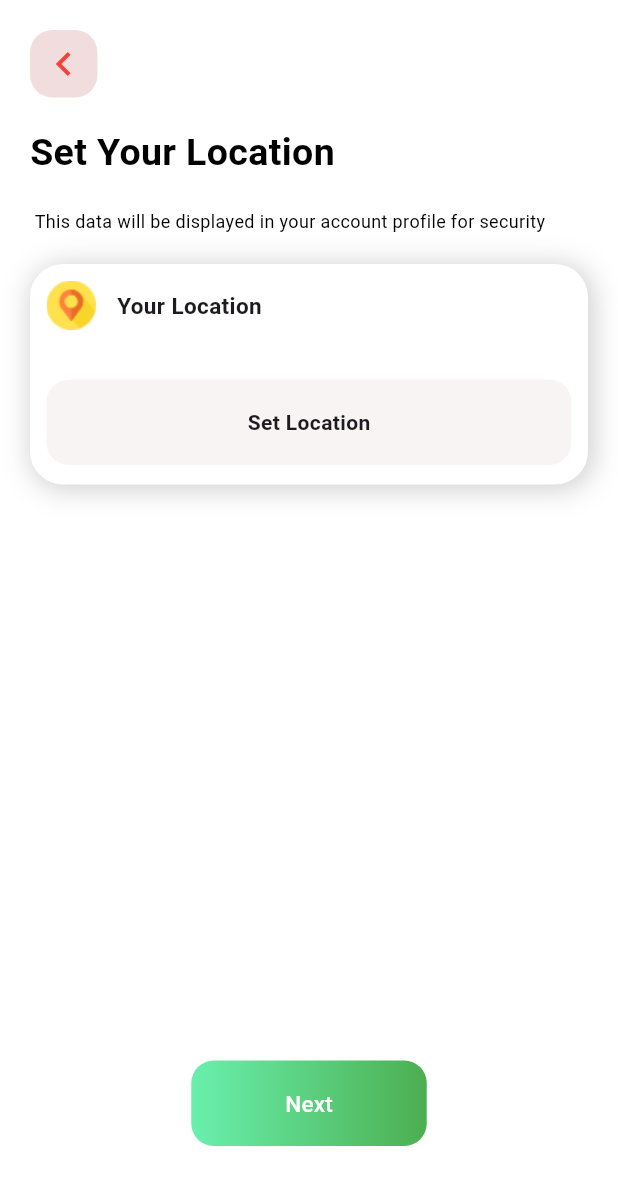
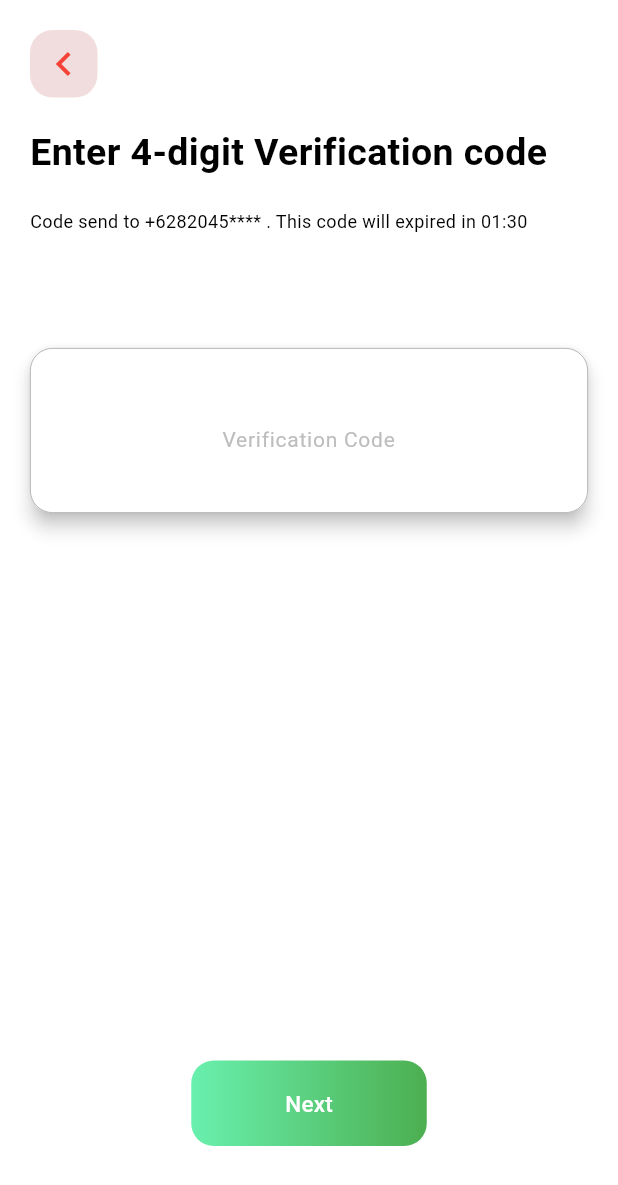
Before and after one commit to MrezaVasebi/f_food_ninja, a Flutter app: the screen it shows after launch, on a phone screen of 412 x 824 dp. Shown: the top 1185 px of the screen. Run offline on Flutter 3.47's test engine with Material 3 defaults, Android fonts, the phone set to English and light mode, and no system bars.

Commit message:
created: verificationCode created

```diff
--- a/lib/main.dart
+++ b/lib/main.dart
@@ -1,4 +1,4 @@
-import 'package:f_food_delivery/scr/presentation/your_location.dart';
+import 'package:f_food_delivery/scr/presentation/verification_code.dart';
 import 'package:flutter/material.dart';
 
 void main() {
@@ -14,7 +14,7 @@ class MyApp extends StatelessWidget {
     return const MaterialApp(
       home: Scaffold(
         backgroundColor: Colors.white,
-        body: YourLocation(),
+        body: VerificationCode(),
       ),
     );
   }
--- /dev/null
+++ b/lib/scr/presentation/verification_code.dart
@@ -0,0 +1,97 @@
+import 'package:f_food_delivery/scr/presentation/widgets/app_button.dart';
+import 'package:f_food_delivery/scr/presentation/widgets/sign_up_process_header.dart';
+import 'package:flutter/material.dart';
+import 'package:flutter/services.dart';
+
+class VerificationCode extends StatelessWidget {
+  const VerificationCode({super.key});
+
+  @override
+  Widget build(BuildContext context) {
+    return Column(
+      children: [
+        Expanded(
+          flex: 1,
+          child: Column(
+            children: [
+              SignUpProcessHeader(
+                onTap: () {},
+                title: 'Enter 4-digit Verification code',
+                desc:
+                    'Code send to +6282045**** . This code will expired in 01:30',
+              ),
+              const SizedBox(
+                height: 38,
+              ),
+              const SizedBox(
+                height: 38,
+              ),
+              Padding(
+                padding: const EdgeInsets.symmetric(horizontal: 20),
+                child: Material(
+                  elevation: 5,
+                  borderRadius: BorderRadius.circular(15),
+                  shadowColor: const Color.fromARGB(
+                    255,
+                    207,
+                    206,
+                    206,
+                  ),
+                  child: TextFormField(
+                    decoration: InputDecoration(
+                      hintText: 'Verification Code',
+                      hintStyle: TextStyle(
+                        color: Colors.grey[400],
+                        fontSize: 14,
+                      ),
+                      fillColor: Colors.white,
+                      filled: true,
+                      contentPadding: const EdgeInsets.symmetric(
+                        vertical: 30,
+                        horizontal: 10,
+                      ),
+                      enabledBorder: OutlineInputBorder(
+                        borderSide: const BorderSide(
+                          color: Colors.grey,
+                          width: .5,
+                        ),
+                        borderRadius: BorderRadius.circular(15),
+                      ),
+                      focusedBorder: OutlineInputBorder(
+                        borderSide: const BorderSide(
+                          color: Colors.grey,
+                          width: 1,
+                        ),
+                        borderRadius: BorderRadius.circular(15),
+                      ),
+                      border: OutlineInputBorder(
+                        borderRadius: BorderRadius.circular(15),
+                      ),
+                    ),
+                    style: const TextStyle(
+                      color: Colors.black,
+                      fontSize: 33,
+                    ),
+                    textAlign: TextAlign.center,
+                    inputFormatters: [
+                      LengthLimitingTextInputFormatter(4),
+                    ],
+                  ),
+                ),
+              )
+            ],
+          ),
+        ),
+        Padding(
+          padding: const EdgeInsets.only(
+            bottom: 60,
+          ),
+          child: AppButton(
+            lbl: 'Next',
+            onPressed: () {},
+          ),
+        )
+      ],
+    );
+  }
+}
```
